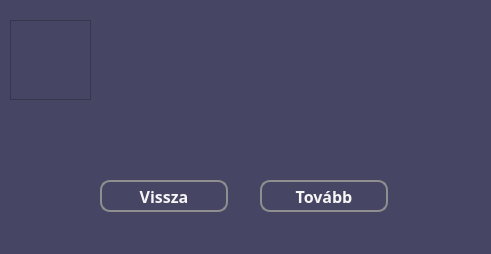
Qt form src/main/resources/ui/green/greenGameModeInfo.ui (pkristof1999/Szakdolgozat) before a commit.
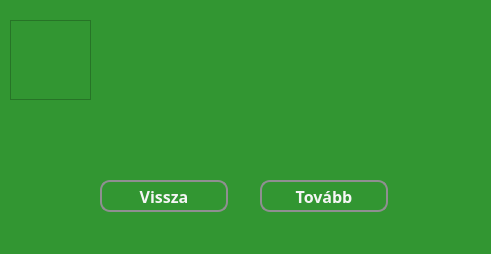
The same form after that commit.

```diff
--- a/src/main/resources/ui/green/greenGameModeInfo.ui
+++ b/src/main/resources/ui/green/greenGameModeInfo.ui
@@ -15,7 +15,7 @@
   </property>
   <property name="styleSheet">
    <string notr="true">* {
-	background-color: rgb(70, 70, 100);
+	background-color: rgb(50, 150, 50);
 	font-size: 16pt;
 	color: grey;
 }</string>
@@ -32,7 +32,7 @@
     </property>
     <property name="styleSheet">
      <string notr="true">* {
-	background-color: rgb(70, 70, 100);
+	background-color: rgb(50, 150, 50);
     font-size: 16px;
     font-weight: bold;
 }</string>
@@ -55,7 +55,7 @@
      </property>
      <property name="styleSheet">
       <string notr="true">* {
-	background-color: rgb(70, 70, 100);
+	background-color: rgb(50, 150, 50);
 	border: 2px solid #8f8f91;
 	border-radius: 10px;
 	color: whitesmoke;
@@ -88,7 +88,7 @@
      </property>
      <property name="styleSheet">
       <string notr="true">* {
-	background-color: rgb(70, 70, 100);
+	background-color: rgb(50, 150, 50);
 	border: 2px solid #8f8f91;
 	border-radius: 10px;
 	color: whitesmoke;
```
Left out of the diff: 4 changed lines with no effect on the pictures.
